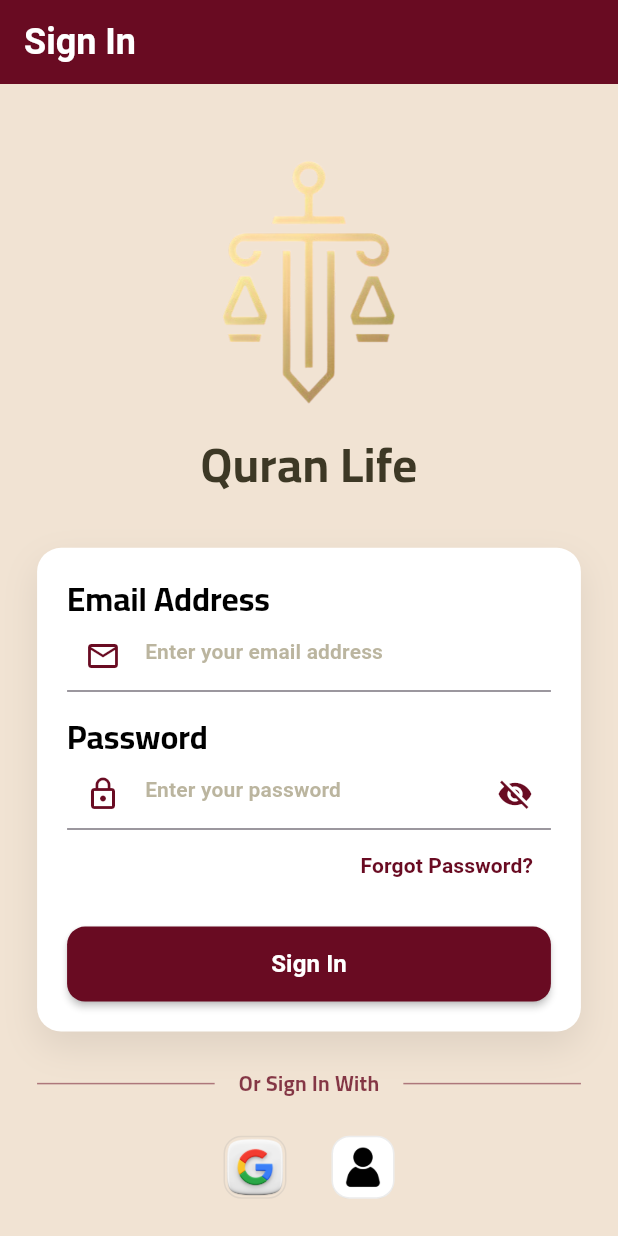
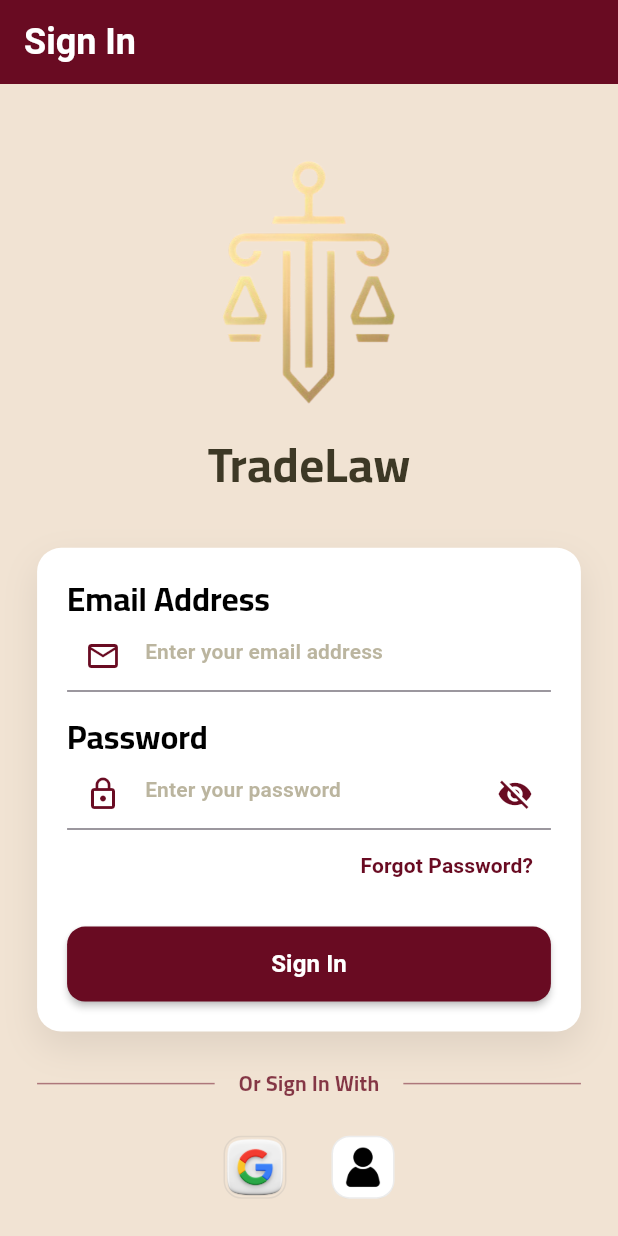
Before and after one commit to MosalahDJ/TradeLaw, a Flutter app: the screen it shows after launch, on a phone screen of 412 x 824 dp. Run offline on Flutter 3.47's test engine with Material 3 defaults, Android fonts, the light colour scheme and no system bars; our stand-ins replace awesome_dialog, get, shared_preferences.

Commit message:
change app name

```diff
--- a/lib/core/localization/translations.dart
+++ b/lib/core/localization/translations.dart
@@ -5,7 +5,7 @@ class Messages extends Translations {
   Map<String, Map<String, String>> get keys => {
     'en': {
       // Authentication
-      'quran_life': 'Quran Life',
+      'trade_law': 'TradeLaw',
       'email': 'Email Address',
       'enter_email': 'Enter your email address',
       'password': 'Password',
@@ -88,7 +88,7 @@ class Messages extends Translations {
     },
     'ar': {
       // Authentication
-      'quran_life': 'TradeLaw',
+      'trade_law': 'TradeLaw',
       'email': 'البريد الإلكتروني',
       'enter_email': 'أدخل عنوان بريدك الإلكتروني',
       'password': 'كلمة المرور',
@@ -172,7 +172,7 @@ class Messages extends Translations {
     },
     'fr': {
       // Authentication
-      'quran_life': 'Quran Life',
+      'trade_law': 'TradeLaw',
       'email': 'Adresse e-mail',
       'enter_email': 'Saisissez votre adresse e-mail',
       'password': 'Mot de passe',
@@ -185,7 +185,7 @@ class Messages extends Translations {
       'please_enter_email':
           'Veuillez saisir votre adresse e-mail et votre mot de passe',
       'leave_login': 'Voulez-vous quitter le processus de connexion ?',
-      'leave_app': 'Voulez-vous quitter l\'application Quran Life ?',
+      'leave_app': 'Voulez-vous quitter l\'application TradeLaw ?',
       'log_out': 'Déconnexion',
       'verify_internet': 'Vérifiez votre connexion Internet',
       'google_signin_error': 'Erreur de connexion avec Google',
--- a/lib/features/view/auth/login page/widgets/login_body.dart
+++ b/lib/features/view/auth/login page/widgets/login_body.dart
@@ -35,7 +35,7 @@ class LoginBody extends StatelessWidget {
                       ),
                       const SizedBox(height: 16),
                       Text(
-                        "quran_life".tr,
+                        "trade_law".tr,
                         style: TextStyle(
                           color:
                               Get.isDarkMode
```
